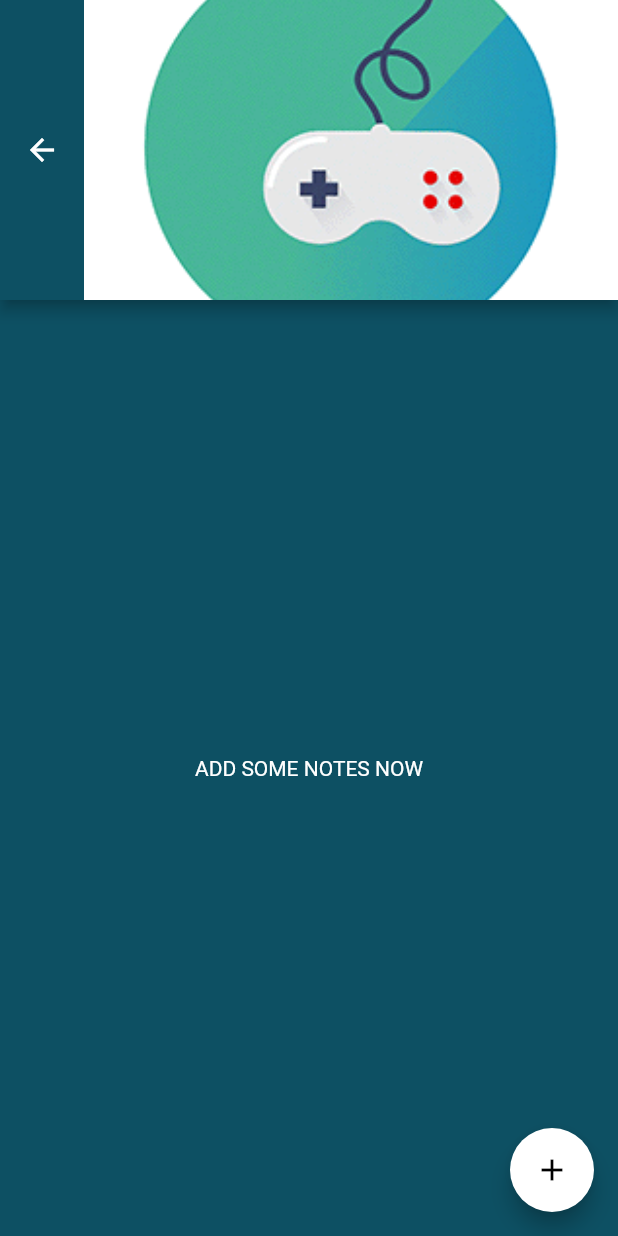
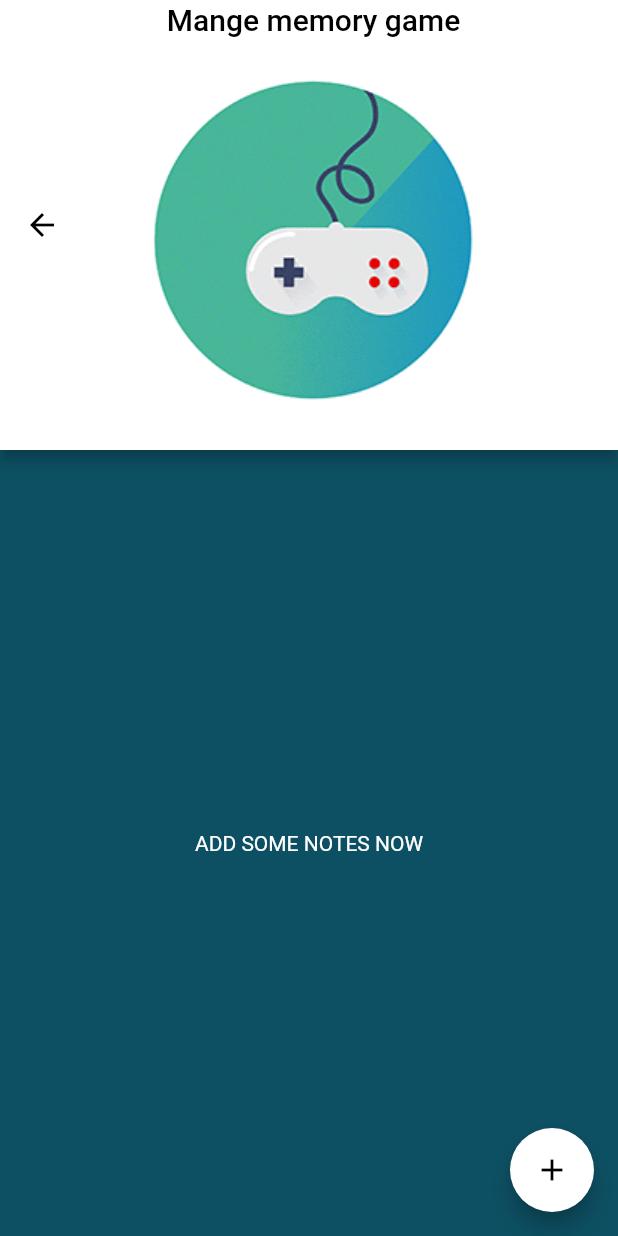
Before and after one commit to Abduallah-ELmaraghy/sparkhub_game, a Flutter app: the Home_Screen screen opened by its route, on a phone screen of 412 x 824 dp. Run offline on Flutter 3.47's test engine with Material 2 defaults, Android fonts, the phone set to English and light mode, and no system bars; our stand-ins replace animated_splash_screen, assets_audio_player, cloud_firestore, firebase_auth, firebase_core, flutter_login and 7 more; missing offline and left inert: assets_audio_player_web, cloud_firestore_web, firebase_auth_web, firebase_core_web, shared_preferences_web; accounts and stored records are empty.

Commit message:
memoryGameSounds

```diff
--- a/lib/models/memory_game_levels_model.dart
+++ b/lib/models/memory_game_levels_model.dart
@@ -1,4 +1,6 @@
 import 'package:flutter/material.dart';
+import 'package:cloud_firestore/cloud_firestore.dart';
+import '../providers/notes_provider.dart';
 
 class Details {
   int level = 0;
--- a/lib/providers/notes_provider.dart
+++ b/lib/providers/notes_provider.dart
@@ -15,6 +15,9 @@ class NotesProvider extends ChangeNotifier {
   List<Note> _notes = <Note>[];
 
   List<Note> get getNotes {
+    //Note note = new Note(8.toString(), 0.toString());
+    //_notes.add(note);
+    //readData();
     //Future.delayed(const Duration(seconds: 5));
     return _notes;
   }
--- a/lib/screens/notes_screen.dart
+++ b/lib/screens/notes_screen.dart
@@ -16,29 +16,56 @@ class Home_Screen extends StatefulWidget {
 
 class Home_Screen_state extends State<Home_Screen> {
   @override
-  void initState() {
+  /*void initState() {
     setState(() {
       NotesProvider data = new NotesProvider();
       data.readData();
     });
-  }
+  }*/
 
   @override
   Widget build(BuildContext context) {
     return Scaffold(
       backgroundColor: kDarkGreen,
       // backgroundColor: kBackground,
+      appBar: new AppBar(
+        backgroundColor: Colors.white,
+        //titleSpacing: 0.0,
+        toolbarHeight: 300,
+        centerTitle: true,
+        iconTheme: IconThemeData(
+          color: Colors.black,
+        ),
+        title: Column(children: [
+          Text(
+            "Mange memory game",
+            style: TextStyle(color: Colors.black),
+          ),
+          Image.asset(
+            "assets/gameIcone.gif",
+            //height: 200,
+            // width: 1000,
+            //fit: BoxFit.cover,
+            fit: BoxFit.fitWidth,
+          ),
+        ]),
+      ),
 
-      appBar: AppBar(
-          backgroundColor: kDarkGreen,
+      /*appBar: AppBar(
+
+          centerTitle: true,
+          iconTheme: IconThemeData(
+            color: Colors.black,
+          ),
+          backgroundColor: Colors.white,
           titleSpacing: 0.0,
           toolbarHeight: 200,
           title: Image.asset(
             "assets/gameIcone.gif",
             height: 200,
-            width: 500,
+            width: 600,
             fit: BoxFit.cover,
-          )),
+          )),*/
       body: Padding(
         padding: const EdgeInsets.all(8.0),
         child: Consumer<NotesProvider>(
@@ -46,7 +73,7 @@ class Home_Screen_state extends State<Home_Screen> {
             //Future.delayed(const Duration(seconds: 10));
             //if (data.getNotes.isNotEmpty) {
             //data.readData();
-
+            //Provider.of<NotesProvider>(context, listen: false).readData();
             if (data.getNotes.isNotEmpty) {
               return ListView.builder(
                 itemCount: data.getNotes.length,
--- a/pubspec.yaml
+++ b/pubspec.yaml
@@ -53,6 +53,7 @@ dependencies:
   cloud_firestore: ^3.1.6
   firebase_auth: ^3.3.5
 
+
 dev_dependencies:
   flutter_test:
     sdk: flutter
@@ -80,6 +81,7 @@ flutter:
     - assets/logo.png
     - assets/gameIcone.gif
     - assets/MemoryGameImages/
+    - assets/Sounds/
   #   - images/a_dot_burr.jpeg
   #   - images/a_dot_ham.jpeg
 
```
Also changed, not shown: lib/screens/memory_game_home_screen.dart (+24 -5 lines), lib/screens/memory_game_levels_screen.dart (+29 -0 lines), 4 other files.
